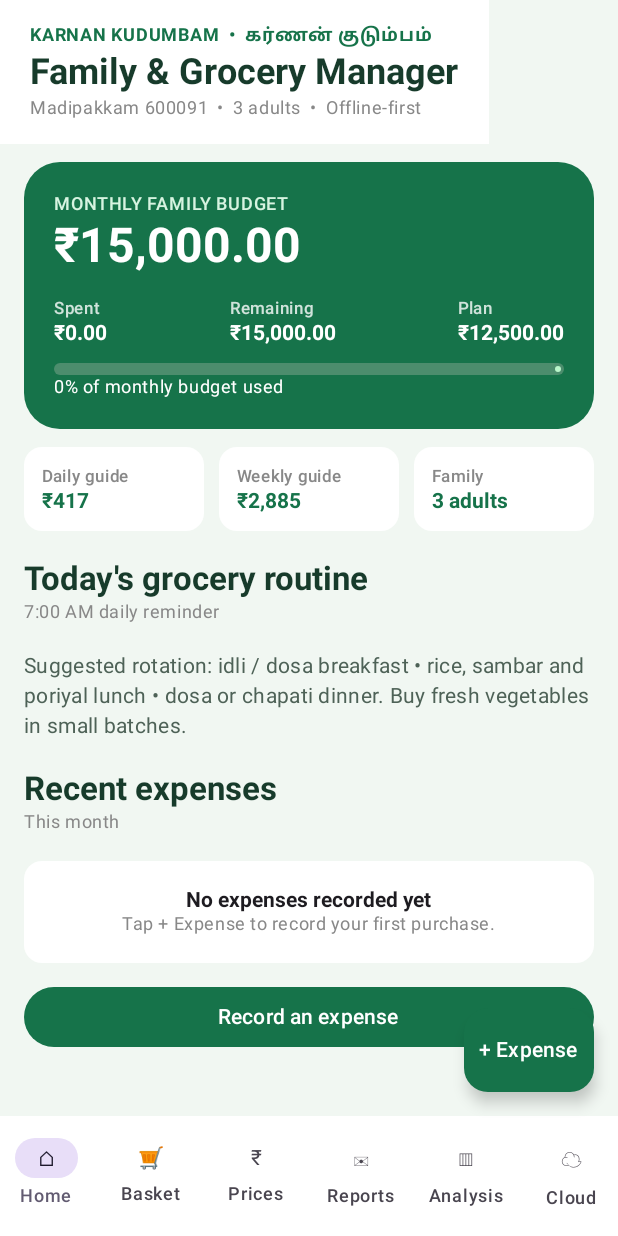
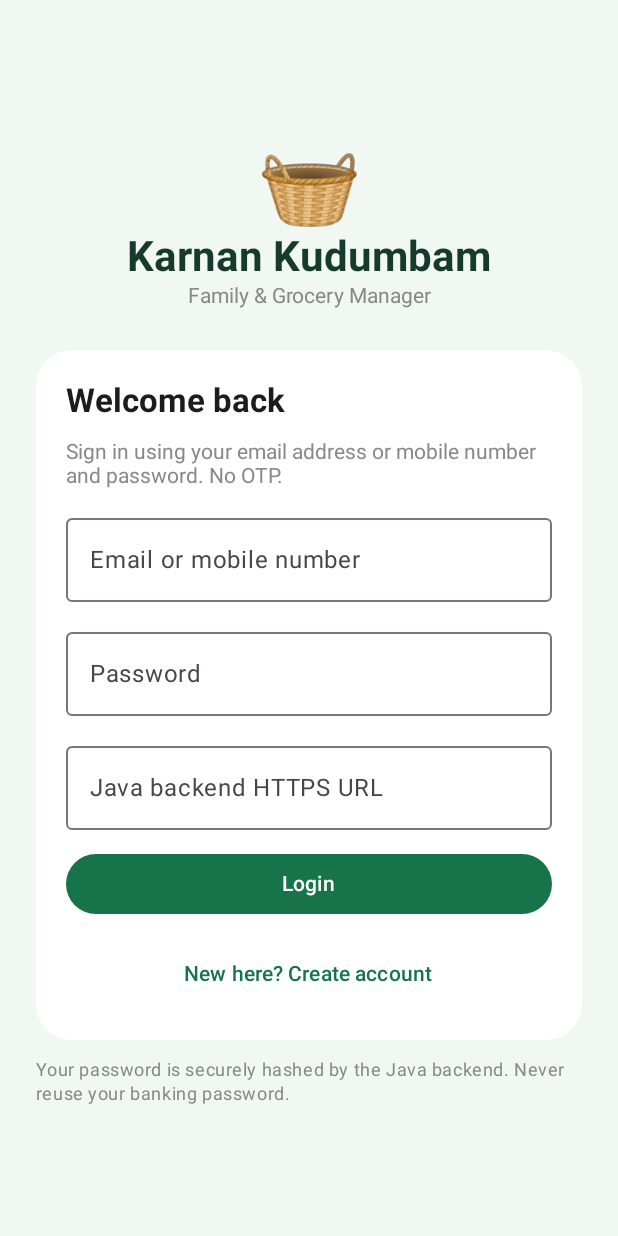
Before and after one commit to Aksheytechytweek/morningo_stuff, an Android app built with Jetpack Compose: the screen it shows after launch (MainActivity), on a phone screen of 412 x 824 dp. Run offline under Robolectric (Android 15) with nearby library versions, the phone set to English and light mode, and no system bars; our stand-ins replace Room's generated code; 1 statement that could not run was skipped.

Commit message:
Connect app to password login session

```diff
--- a/karnan-kudumbam/MadipakkamGroceryManager/app/src/main/java/in/madipakkam/grocery/MainActivity.kt
+++ b/karnan-kudumbam/MadipakkamGroceryManager/app/src/main/java/in/madipakkam/grocery/MainActivity.kt
@@ -27,9 +27,7 @@ import androidx.compose.ui.platform.LocalContext
 import java.text.NumberFormat
 import java.time.LocalDate
 import java.util.Locale
-import com.google.firebase.auth.FirebaseAuth
 import kotlinx.coroutines.launch
-import kotlinx.coroutines.tasks.await
 import org.json.JSONArray
 import org.json.JSONObject
 
@@ -44,7 +42,7 @@ class MainActivity : ComponentActivity() {
         DailyPlanner.schedule(this)
         if (Build.VERSION.SDK_INT >= 33) notificationPermission.launch(Manifest.permission.POST_NOTIFICATIONS)
         val db = GroceryDb(this)
-        setContent { GroceryApp(db) }
+        setContent { AuthGate { GroceryApp(db) } }
     }
 }
 
@@ -95,8 +93,8 @@ class MainActivity : ComponentActivity() {
                             livePriceMessage = "Checking free-credit balance before any product search…"
                             livePriceResult = null
                             try {
-                                val user = FirebaseAuth.getInstance().currentUser ?: error("Sign in with Google in the Cloud tab before checking live prices.")
-                                val token = user.getIdToken(false).await().token ?: error("Could not obtain a secure sign-in token.")
+                                val token = SessionStore.token(context)
+                                require(token.isNotBlank()) { "Please log in before checking live prices." }
                                 val cloudPrefs = context.getSharedPreferences("karnan_cloud", android.content.Context.MODE_PRIVATE)
                                 val backendUrl = cloudPrefs.getString("backend_url", "")?.trim().orEmpty()
                                 val pincode = cloudPrefs.getString("postal_code", "600091")?.trim().orEmpty()
```
